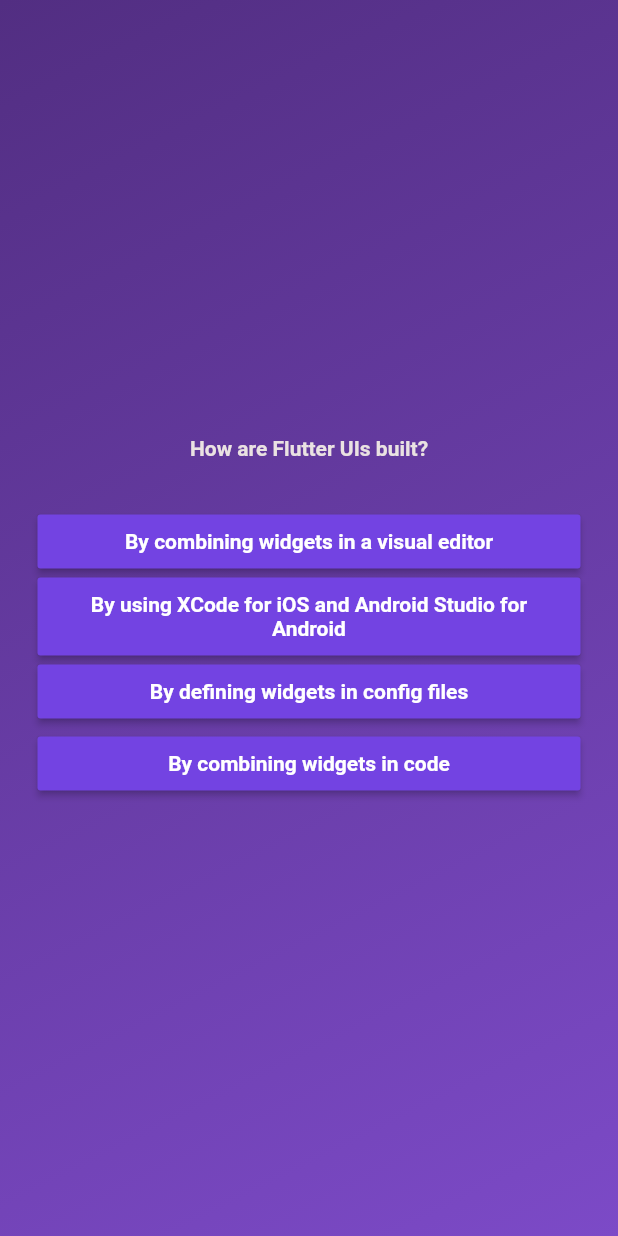
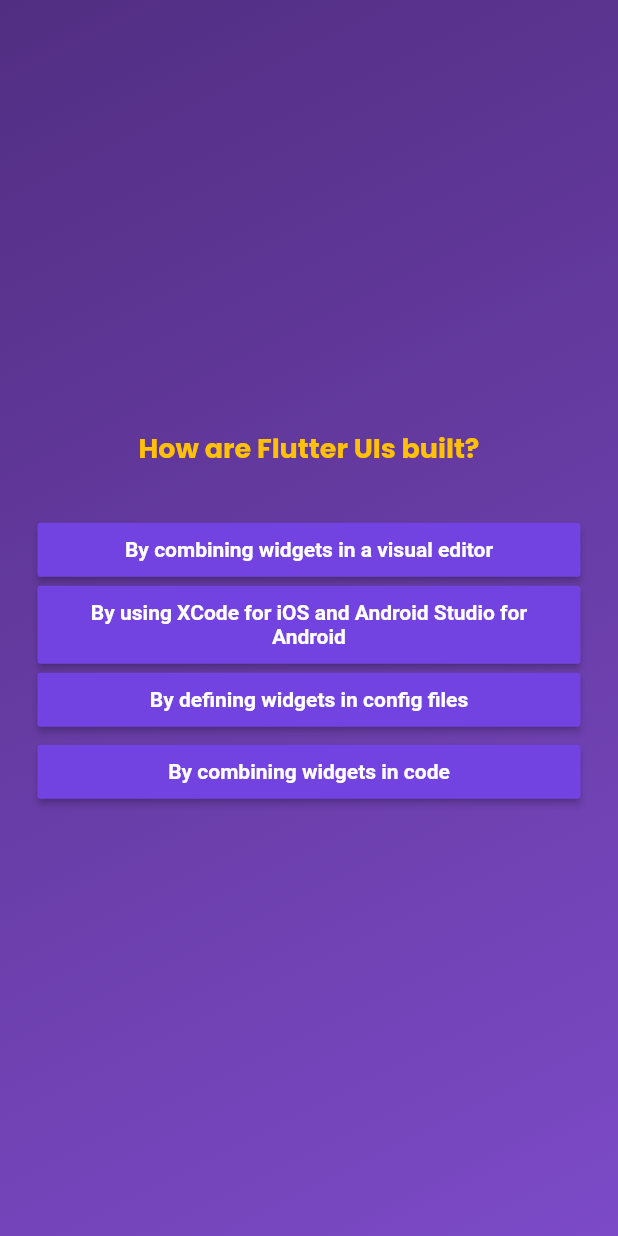
Before and after one commit to sxjal/Quiz, a Flutter app: the screen it shows after launch, after a tap on "Start Quiz", after a tap on "Components", on a phone screen of 412 x 824 dp. Run offline on Flutter 3.47's test engine with Material 2 defaults, Android fonts, the phone set to English and light mode, and no system bars; our stand-ins replace google_fonts.

Commit message:
improved questions state, and users answer state

```diff
--- a/lib/Quiz.dart
+++ b/lib/Quiz.dart
@@ -14,7 +14,8 @@ class Quiz extends StatefulWidget {
 
 class _QuizState extends State<Quiz> {
   late Widget activescreen;
-
+  final List<String> usersanswers = [];
+  // int score = 0;
   /*
   If I may not wanna use this thing I cal also use this thing
   var activescreen = 'mainscreen';
@@ -31,9 +32,13 @@ class _QuizState extends State<Quiz> {
     super.initState();
   }
 
+  void adduseranswer(String value) {
+    usersanswers.add(value);
+  }
+
   void changestate() {
     setState(() {
-      activescreen = const QuestionScreen();
+      activescreen = QuestionScreen(onSelectAnswer: adduseranswer);
     });
   }
 
--- a/lib/question_screen.dart
+++ b/lib/question_screen.dart
@@ -1,9 +1,11 @@
 import 'package:flutter/material.dart';
 import 'package:quizapp/buttonstyle.dart';
 import 'package:quizapp/data/questions.dart';
+import 'package:google_fonts/google_fonts.dart';
 
 class QuestionScreen extends StatefulWidget {
-  const QuestionScreen({super.key});
+  const QuestionScreen({super.key, required this.onSelectAnswer});
+  final void Function(String selectedAnswer) onSelectAnswer;
 
   @override
   State<QuestionScreen> createState() {
@@ -14,10 +16,12 @@ class QuestionScreen extends StatefulWidget {
 class _QuestionScreenState extends State<QuestionScreen> {
   var currentquestionindex = 0;
   var currentquestion = questions[0];
-  List<String> usersanswers = [];
+
   int score = 0;
 
-  void changequestion() {
+  void changequestion(String answer) {
+    widget.onSelectAnswer(answer);
+
     currentquestionindex += 1;
     setState(() {
       currentquestion = questions[currentquestionindex];
@@ -38,9 +42,14 @@ class _QuestionScreenState extends State<QuestionScreen> {
           children: [
             Text(
               currentquestion.text,
-              style: const TextStyle(
-                fontSize: 14,
-                color: Color.fromARGB(255, 234, 226, 226),
+              // style: const TextStyle(
+              //   fontSize: 14,
+              //   color: Color.fromARGB(255, 234, 226, 226),
+              //   fontWeight: FontWeight.bold,
+              //   fontFamily:
+              style: GoogleFonts.poppins(
+                fontSize: 18,
+                color: Colors.amber,
                 fontWeight: FontWeight.bold,
               ),
               textAlign: TextAlign.center,
@@ -54,12 +63,7 @@ class _QuestionScreenState extends State<QuestionScreen> {
                 return AnswerButton(
                   buttontext: value,
                   onTap: () {
-                    changequestion();
-                    usersanswers.add(value);
-                    if (usersanswers[currentquestionindex - 1] ==
-                        currentquestion.answers[0]) {
-                      score += 1;
-                    }
+                    changequestion(value);
                   },
                 );
               },
```
